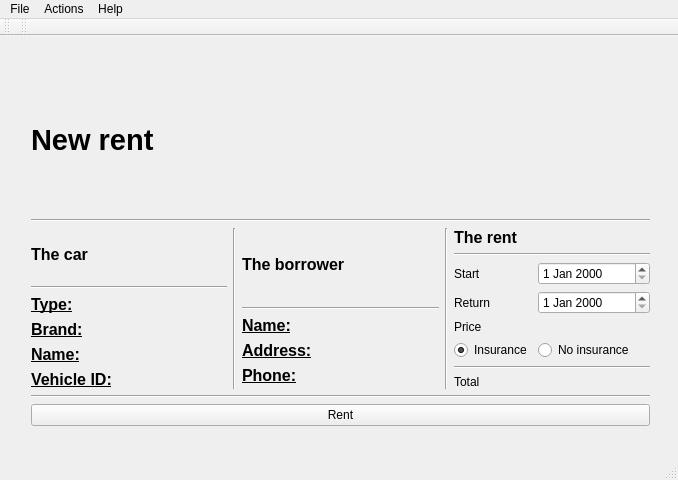
Qt form mainwindow.ui (lolopasdugato/AvisOmatiCQt) before a commit.
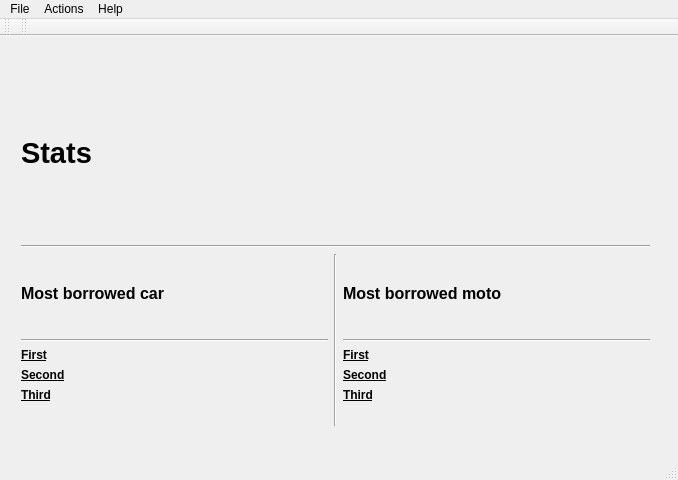
The same form after that commit. The open tabs and pages were chosen to show the change.

```diff
--- a/mainwindow.ui
+++ b/mainwindow.ui
@@ -1801,6 +1801,239 @@
       </layout>
      </widget>
     </widget>
+    <widget class="QWidget" name="page_2">
+     <widget class="QWidget" name="verticalLayoutWidget_8">
+      <property name="geometry">
+       <rect>
+        <x>0</x>
+        <y>10</y>
+        <width>651</width>
+        <height>381</height>
+       </rect>
+      </property>
+      <layout class="QVBoxLayout" name="verticalLayout_10">
+       <item>
+        <widget class="QLabel" name="label_55">
+         <property name="font">
+          <font>
+           <pointsize>22</pointsize>
+           <weight>75</weight>
+           <bold>true</bold>
+          </font>
+         </property>
+         <property name="text">
+          <string>Stats</string>
+         </property>
+        </widget>
+       </item>
+       <item>
+        <widget class="Line" name="line_25">
+         <property name="orientation">
+          <enum>Qt::Horizontal</enum>
+         </property>
+        </widget>
+       </item>
+       <item>
+        <layout class="QHBoxLayout" name="horizontalLayout_9">
+         <item>
+          <layout class="QVBoxLayout" name="verticalLayout_13">
+           <item>
+            <widget class="QLabel" name="label_57">
+             <property name="font">
+              <font>
+               <pointsize>12</pointsize>
+               <weight>75</weight>
+               <bold>true</bold>
+              </font>
+             </property>
+             <property name="text">
+              <string>Most borrowed car</string>
+             </property>
+            </widget>
+           </item>
+           <item>
+            <widget class="Line" name="line_28">
+             <property name="orientation">
+              <enum>Qt::Horizontal</enum>
+             </property>
+            </widget>
+           </item>
+           <item>
+            <layout class="QFormLayout" name="formLayout_13">
+             <property name="fieldGrowthPolicy">
+              <enum>QFormLayout::AllNonFixedFieldsGrow</enum>
+             </property>
+             <item row="0" column="0">
+              <widget class="QLabel" name="label_63">
+               <property name="font">
+                <font>
+                 <weight>75</weight>
+                 <bold>true</bold>
+                 <underline>true</underline>
+                </font>
+               </property>
+               <property name="text">
+                <string>First</string>
+               </property>
+              </widget>
+             </item>
+             <item row="0" column="1">
+              <widget class="QLabel" name="label_stats_car_1">
+               <property name="text">
+                <string/>
+               </property>
+              </widget>
+             </item>
+             <item row="1" column="0">
+              <widget class="QLabel" name="label_71">
+               <property name="font">
+                <font>
+                 <weight>75</weight>
+                 <bold>true</bold>
+                 <underline>true</underline>
+                </font>
+               </property>
+               <property name="text">
+                <string>Second</string>
+               </property>
+              </widget>
+             </item>
+             <item row="1" column="1">
+              <widget class="QLabel" name="label_stats_car_2">
+               <property name="text">
+                <string/>
+               </property>
+              </widget>
+             </item>
+             <item row="2" column="0">
+              <widget class="QLabel" name="label_75">
+               <property name="font">
+                <font>
+                 <weight>75</weight>
+                 <bold>true</bold>
+                 <underline>true</underline>
+                </font>
+               </property>
+               <property name="text">
+                <string>Third</string>
+               </property>
+              </widget>
+             </item>
+             <item row="2" column="1">
+              <widget class="QLabel" name="label_stats_car_3">
+               <property name="text">
+                <string/>
+               </property>
+              </widget>
+             </item>
+            </layout>
+           </item>
+          </layout>
+         </item>
+         <item>
+          <widget class="Line" name="line_26">
+           <property name="orientation">
+            <enum>Qt::Vertical</enum>
+           </property>
+          </widget>
+         </item>
+         <item>
+          <layout class="QVBoxLayout" name="verticalLayout_14">
+           <item>
+            <widget class="QLabel" name="label_59">
+             <property name="font">
+              <font>
+               <pointsize>12</pointsize>
+               <weight>75</weight>
+               <bold>true</bold>
+              </font>
+             </property>
+             <property name="text">
+              <string>Most borrowed moto</string>
+             </property>
+            </widget>
+           </item>
+           <item>
+            <widget class="Line" name="line_29">
+             <property name="orientation">
+              <enum>Qt::Horizontal</enum>
+             </property>
+            </widget>
+           </item>
+           <item>
+            <layout class="QFormLayout" name="formLayout_15">
+             <item row="0" column="0">
+              <widget class="QLabel" name="label_67">
+               <property name="font">
+                <font>
+                 <weight>75</weight>
+                 <bold>true</bold>
+                 <underline>true</underline>
+                </font>
+               </property>
+               <property name="text">
+                <string>First</string>
+               </property>
+              </widget>
+             </item>
+             <item row="0" column="1">
+              <widget class="QLabel" name="label_stats_moto_1">
+               <property name="text">
+                <string/>
+               </property>
+              </widget>
+             </item>
+             <item row="1" column="0">
+              <widget class="QLabel" name="label_79">
+               <property name="font">
+                <font>
+                 <weight>75</weight>
+                 <bold>true</bold>
+                 <underline>true</underline>
+                </font>
+               </property>
+               <property name="text">
+                <string>Second</string>
+               </property>
+              </widget>
+             </item>
+             <item row="1" column="1">
+              <widget class="QLabel" name="label_stats_moto_2">
+               <property name="text">
+                <string/>
+               </property>
+              </widget>
+             </item>
+             <item row="2" column="0">
+              <widget class="QLabel" name="label_82">
+               <property name="font">
+                <font>
+                 <weight>75</weight>
+                 <bold>true</bold>
+                 <underline>true</underline>
+                </font>
+               </property>
+               <property name="text">
+                <string>Third</string>
+               </property>
+              </widget>
+             </item>
+             <item row="2" column="1">
+              <widget class="QLabel" name="label_stats_moto_3">
+               <property name="text">
+                <string/>
+               </property>
+              </widget>
+             </item>
+            </layout>
+           </item>
+          </layout>
+         </item>
+        </layout>
+       </item>
+      </layout>
+     </widget>
+    </widget>
    </widget>
   </widget>
   <widget class="QMenuBar" name="menuBar">
```
Left out of the diff: 19 changed lines with no effect on the pictures.
